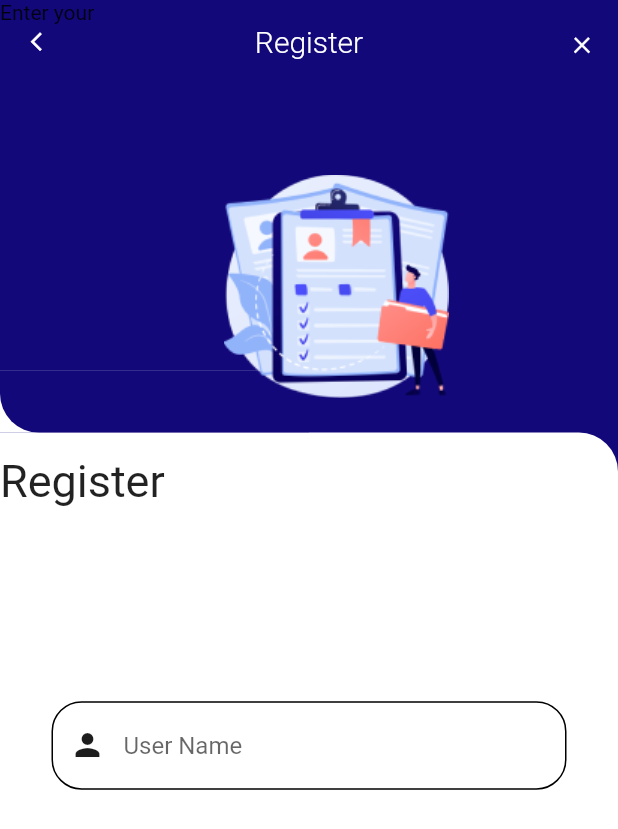
After one commit to Gaboua/efs1, a Flutter app: the Register screen opened directly, on a phone screen of 412 x 824 dp. The commit adds this screen. Shown: the top 829 px of the screen. Run offline on Flutter 3.47's test engine with Material 2 defaults, Android fonts, the phone set to English and light mode, and no system bars.

Commit message:
register

```diff
--- /dev/null
+++ b/lib/consts.dart
@@ -0,0 +1,3 @@
+import 'dart:ui';
+
+const colorBlack = Color(0xFF1E1D1D);
--- a/lib/pages/homePage.dart
+++ b/lib/pages/homePage.dart
@@ -1,3 +1,4 @@
+import 'package:efs1/pages/register.dart';
 import 'package:efs1/pages/welcomePage.dart';
 import 'package:flutter/material.dart';
 
@@ -18,7 +19,7 @@ class _MyHomePageState extends State<MyHomePage> {
               onTap: () {
                 Navigator.of(context)
                     .push(MaterialPageRoute(builder: (context) {
-                  return WelcomePage();
+                  return Register();
                 }));
               },
               child: FlutterLogo(
--- /dev/null
+++ b/lib/pages/register.dart
@@ -0,0 +1,122 @@
+import 'package:efs1/consts.dart';
+import 'package:efs1/pages/tools.dart';
+import 'package:flutter/cupertino.dart';
+import 'package:flutter/material.dart';
+import 'package:flutter/src/foundation/key.dart';
+import 'package:flutter/src/widgets/framework.dart';
+
+class Register extends StatefulWidget {
+  const Register({Key? key}) : super(key: key);
+
+  @override
+  State<Register> createState() => _RegisterState();
+}
+
+final Whitebackgroudheight = 0.65;
+
+class _RegisterState extends State<Register> {
+  @override
+  Widget build(BuildContext context) {
+    final size = MediaQuery.of(context).size;
+    return Scaffold(
+      extendBodyBehindAppBar: true,
+      backgroundColor: Theme.of(context).accentColor,
+      appBar: myAppBar(
+        leadingf: () => Navigator.pop(context),
+        actionf: () => Navigator.pop(context),
+        titre: "Register",
+      ),
+      body: SizedBox(
+        height: size.height,
+        width: size.width,
+        child: Stack(
+          children: [
+            Positioned(
+                bottom: 0,
+                child: Container(
+                    height: size.height * Whitebackgroudheight,
+                    width: size.width,
+                    decoration: BoxDecoration(
+                      color: Colors.white,
+                      borderRadius: BorderRadius.only(
+                        topRight: Radius.circular(26),
+                      ),
+                    ))),
+            Positioned(
+                bottom: size.height * Whitebackgroudheight,
+                child: Container(
+                  height: size.height * 0.05,
+                  width: size.width / 2,
+                  decoration: BoxDecoration(
+                    color: Colors.white,
+                  ),
+                )),
+            Positioned(
+              bottom: size.height * Whitebackgroudheight,
+              child: Container(
+                  height: size.height * 0.05,
+                  width: size.width / 2,
+                  decoration: BoxDecoration(
+                      color: Color(0xff120879),
+                      borderRadius: BorderRadius.only(
+                        bottomLeft: Radius.circular(26),
+                      ))),
+            ),
+            Positioned(
+              bottom: size.height * Whitebackgroudheight + 15,
+              left: size.width / 3.4,
+              child: Image(
+                width: size.height / 4,
+                height: size.height / 5,
+                image: AssetImage(
+                    "images/Screenshot_2022-06-04_124037-removebg-preview.png"),
+              ),
+            ),
+            Positioned(
+              bottom: size.height * Whitebackgroudheight - 50,
+              child: Text(
+                "Register",
+                style: TextStyle(fontSize: 30),
+              ),
+            ),
+            Positioned(child: Text("Enter your")),
+            Positioned(
+              bottom: size.height * Whitebackgroudheight / 1.8,
+              width: size.width / 1.2,
+              left: size.width / 12,
+              child: Form(
+                child: Column(
+                  mainAxisAlignment: MainAxisAlignment.spaceEvenly,
+                  crossAxisAlignment: CrossAxisAlignment.center,
+                  children: [
+                    TextFormField(
+                      decoration: const InputDecoration(
+                        hintText: "User Name",
+                        prefixIcon: Icon(
+                          Icons.person,
+                          color: colorBlack,
+                        ),
+                        focusedBorder: OutlineInputBorder(
+                          borderRadius: BorderRadius.all(
+                            Radius.circular(20),
+                          ),
+                          borderSide: BorderSide(color: colorBlack),
+                        ),
+                        enabledBorder: OutlineInputBorder(
+                          borderRadius: BorderRadius.all(
+                            Radius.circular(20),
+                          ),
+                          borderSide: BorderSide(color: Colors.black),
+                        ),
+                      ),
+                    ),
+                  ],
+                ),
+              ),
+            ),
+          ],
+        ),
+      ),
+    );
+  }
+}
--- a/lib/pages/tools.dart
+++ b/lib/pages/tools.dart
@@ -1,4 +1,6 @@
 import 'package:flutter/material.dart';
+
+import '../consts.dart';
 
 class myAppBar extends AppBar {
   // ignore: use_key_in_widget_constructors
@@ -34,3 +36,27 @@ class myAppBar extends AppBar {
   final void Function()? actionf;
   final void Function()? leadingf;
 }
+
+Widget textinput(String hint, IconData icon) {
+  return TextFormField(
+    decoration: InputDecoration(
+      hintText: hint,
+      prefixIcon: Icon(
+        icon,
+        color: colorBlack,
+      ),
+      focusedBorder: const OutlineInputBorder(
+        borderRadius: BorderRadius.all(
+          Radius.circular(20),
+        ),
+        borderSide: BorderSide(color: colorBlack),
+      ),
+      enabledBorder: const OutlineInputBorder(
+        borderRadius: BorderRadius.all(
+          Radius.circular(20),
+        ),
+        borderSide: BorderSide(color: Colors.black),
+      ),
+    ),
+  );
+}
--- a/lib/pages/welcomePage.dart
+++ b/lib/pages/welcomePage.dart
@@ -42,7 +42,7 @@ class _WelcomePageState extends State<WelcomePage> {
                 bottom: size.height * Whitebackgroudheight - 1,
                 child: Container(
                   height: size.height * 0.05,
-                  width: size.width / 2,
+                  width: size.width,
                   decoration: BoxDecoration(
                     color: Colors.white,
                   ),
--- a/pubspec.yaml
+++ b/pubspec.yaml
@@ -58,8 +58,8 @@ flutter:
   uses-material-design: true
 
   # To add assets to your application, add an assets section, like this:
-  # assets:
-  #   - images/a_dot_burr.jpeg
+  assets:
+    - images/Screenshot_2022-06-04_124037-removebg-preview.png
   #   - images/a_dot_ham.jpeg
 
   # An image asset can refer to one or more resolution-specific "variants", see
```
Also changed, not shown: images/Screenshot_2022-06-04_124037-removebg-preview.png (added).
